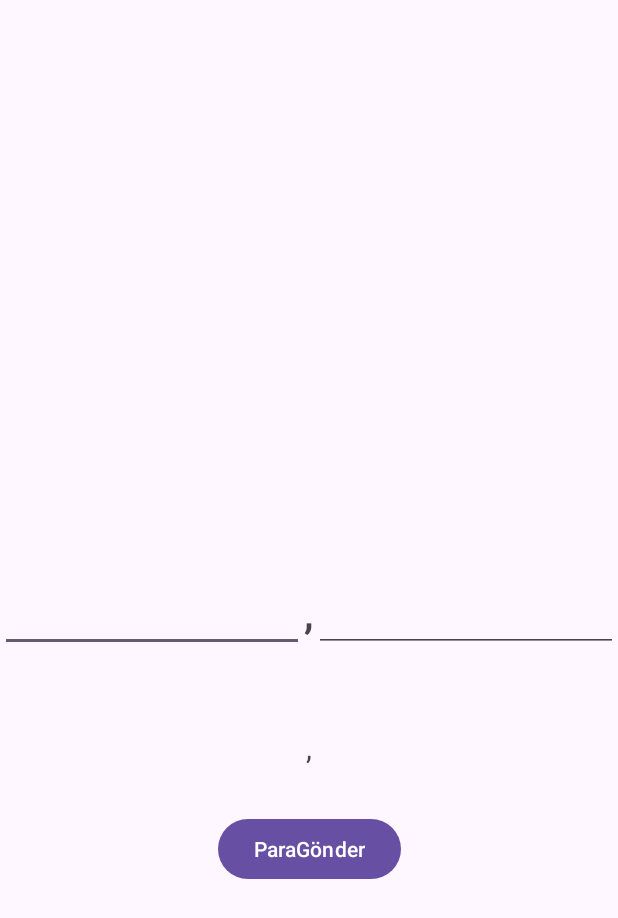
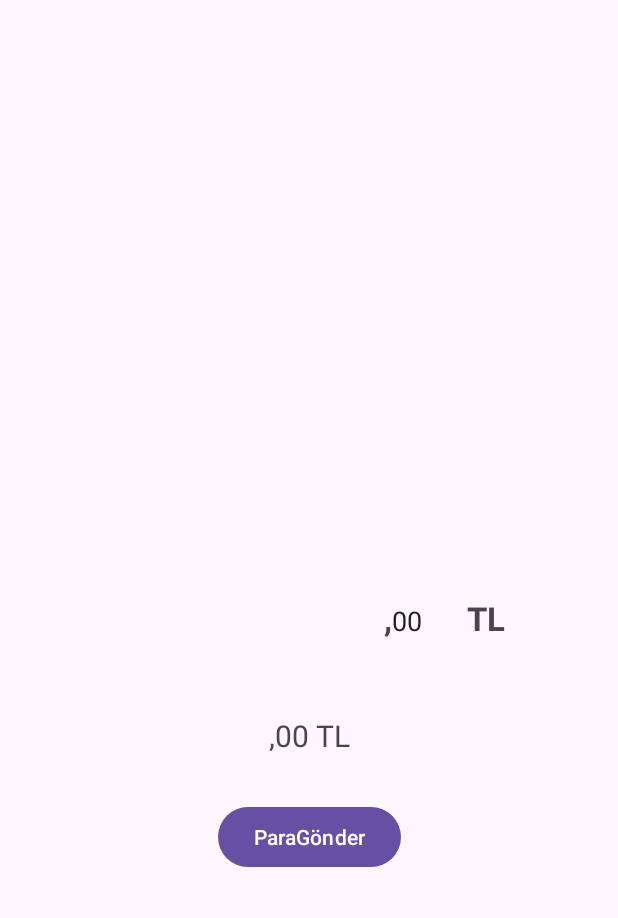
Before and after one commit to gunaybulutt/SendMoneyEditTextKotlin, an Android app: the screen it shows after launch (MainActivity), after a tap on "ParaGönder", on a phone screen of 412 x 824 dp. Shown: the top 918 px of the screen. Run offline under Robolectric (Android 15) with nearby library versions, the phone set to English and light mode, and no system bars.

Commit message:
update edittext

```diff
--- a/app/src/main/java/com/gunay/pushmoneytext/MainActivity.kt
+++ b/app/src/main/java/com/gunay/pushmoneytext/MainActivity.kt
@@ -23,7 +23,21 @@ class MainActivity : AppCompatActivity() {
 
         binding.ParaEditText.otomatikNokta()
         binding.sendMoney.setOnClickListener {
-            binding.moneyTextView.text = "${binding.ParaEditText.text},${binding.kurus.text}"
+
+
+            binding.moneyTextView.text = "${binding.ParaEditText.text},${binding.kurus.text} TL"
+            val strSayi = "${binding.ParaEditText.text},${binding.kurus.text}"
+
+
+            val yeniString = strSayi.replace(".", "")
+            val dblSayi = yeniString.replace(",",".").toDouble()
+            println(dblSayi)
+
+            /*
+            val replacedString = doubleSayi
+                .replace(".", "")  // Nokta işaretlerini kaldır
+                .replace(",", ".") // Virgül işaretini nokta yap
+            println(replacedString)*/
         }
 
 
--- a/app/src/main/res/layout/activity_main.xml
+++ b/app/src/main/res/layout/activity_main.xml
@@ -10,7 +10,7 @@
 
     <LinearLayout
         android:id="@+id/linearLayout"
-        android:layout_width="match_parent"
+        android:layout_width="wrap_content"
         android:layout_height="wrap_content"
         android:orientation="horizontal"
         app:layout_constraintBottom_toBottomOf="parent"
@@ -20,11 +20,12 @@
 
         <EditText
             android:id="@+id/ParaEditText"
-            android:layout_width="match_parent"
+            android:layout_width="180dp"
             android:layout_height="wrap_content"
             android:layout_weight="1"
             android:digits="1234567890"
             android:inputType="number"
+            android:background="@null"
             android:maxLength="13"
             android:singleLine="true"></EditText>
 
@@ -32,18 +33,28 @@
             android:layout_width="wrap_content"
             android:layout_height="wrap_content"
             android:text=","
-            android:textSize="26sp"
+            android:textSize="22sp"
             android:textStyle="bold"></TextView>
 
         <EditText
             android:id="@+id/kurus"
-            android:layout_width="match_parent"
+            android:layout_width="50dp"
             android:layout_height="wrap_content"
             android:layout_weight="1"
+            android:text="00"
             android:inputType="number"
+            android:digits="1234567890"
+            android:background="@null"
             android:maxLength="2"
             tools:layout_editor_absoluteX="226dp"
             tools:layout_editor_absoluteY="340dp"></EditText>
+
+        <TextView
+            android:layout_width="wrap_content"
+            android:layout_height="wrap_content"
+            android:text="TL"
+            android:textSize="22sp"
+            android:textStyle="bold"></TextView>
     </LinearLayout>
 
     <Button
```
Also changed, not shown: app/src/main/java/com/gunay/pushmoneytext/util/Utils.kt (line endings or trailing spaces).
